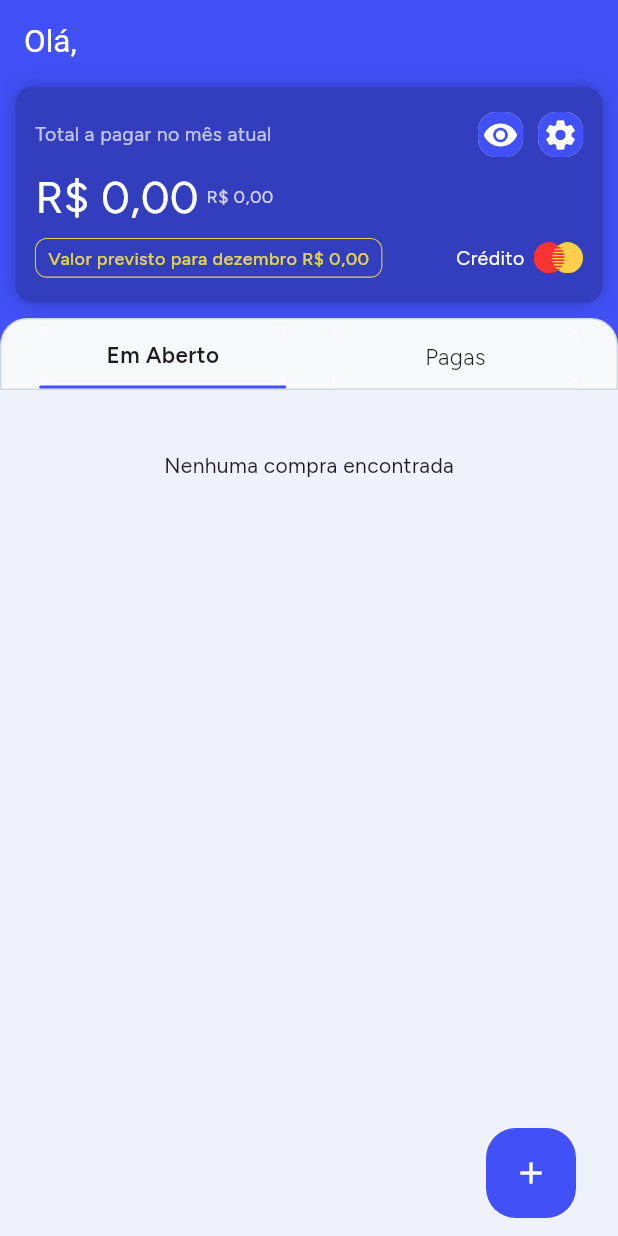
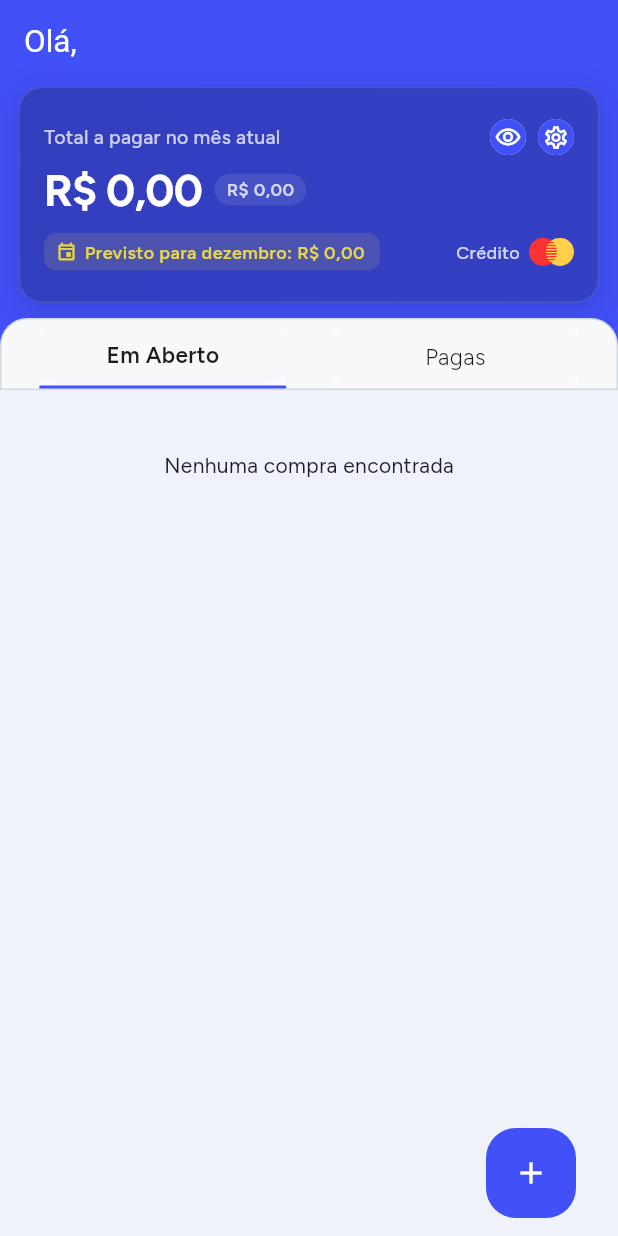
Before and after one commit to Vinnybrunn00/faturax-app, a Flutter app: the HomePage screen opened directly, on a phone screen of 412 x 824 dp. Run offline on Flutter 3.47's test engine with Material 3 defaults, Android fonts, the phone set to English and light mode, and no system bars; our stand-ins replace cloud_firestore, currency_text_input_formatter, firebase_auth, firebase_core, google_fonts, material_ui and 1 more; missing offline and left inert: iconsx_plus, shorebird_code_push; accounts and stored records are empty; generated files the repository leaves out were written again.

Commit message:
MOD: redesign BoxInfoBillings card layout and styling
- Increase horizontal padding from 13 to 16 and reduce width from .95 to .94
- Replace solid background with a diagonal LinearGradient of AppColor.backgroundPurpleColor
- Increase border radius from 12 to 16 and add a subtle white border
- Replace purple glow with a soft black drop shadow (blur 18, offset 0,6)
- Make "Total a pagar no mês atual" label semi-bold with letter spacing
- Toggle visibility icon between visibility_outlined and visibility_off_outlined based on state
- Use settings_outlined icon and set both header button icons to size 18
- Show hidden total as 'R$ ••••' and make it bold with tighter letter spacing
- Wrap month difference in a rounded pill badge and hide it entirely when values are hidden
- Merge forecast label and value into one line ("Previsto para ...") with event icon and ellipsis overflow
- Replace forecast yellow outline with a translucent yellow background and wrap it in Flexible
- Soften "Crédito" label (alpha 200, size 12, w500) and reduce Mastercard icon width from 33 to 30
- Adjust spacings between rows and elements

```diff
--- a/lib/ui/components/slivers/widgets/box_info_billings.dart
+++ b/lib/ui/components/slivers/widgets/box_info_billings.dart
@@ -41,15 +41,27 @@ class BoxInfoBillings extends StatelessWidget {
   Widget build(BuildContext context) {
     final Size size = MediaQuery.of(context).size;
     return Container(
-      padding: EdgeInsets.only(left: 13, right: 13),
+      padding: EdgeInsets.only(left: 16, right: 16),
       margin: EdgeInsets.only(bottom: 58),
       height: size.height * .175,
-      width: size.width * .95,
+      width: size.width * .94,
       decoration: BoxDecoration(
-        color: AppColor.backgroundPurpleColor,
-        borderRadius: BorderRadius.circular(12),
+        gradient: LinearGradient(
+          begin: Alignment.topLeft,
+          end: Alignment.bottomRight,
+          colors: [
+            AppColor.backgroundPurpleColor,
+            AppColor.backgroundPurpleColor.withAlpha(215),
+          ],
+        ),
+        borderRadius: BorderRadius.circular(16),
+        border: Border.all(color: AppColor.whiteColor.withAlpha(28)),
         boxShadow: [
-          BoxShadow(blurRadius: 9, color: AppColor.backgroundPurpleColor),
+          BoxShadow(
+            blurRadius: 18,
+            offset: Offset(0, 6),
+            color: Colors.black.withAlpha(35),
+          ),
         ],
       ),
       child:
@@ -73,22 +85,28 @@ class BoxInfoBillings extends StatelessWidget {
                       Text(
                         'Total a pagar no mês atual',
                         style: TextStyle(
-                          color: AppColor.whiteColor.withAlpha(180),
+                          color: AppColor.whiteColor.withAlpha(190),
                           fontSize: 13,
+                          fontWeight: .w500,
+                          letterSpacing: 0.2,
                         ),
                       ),
                       Row(
-                        spacing: 10,
+                        spacing: 8,
                         children: [
                           ButtonLowBoxInfo(
-                            icon: Icons.visibility,
+                            icon: userModel.notVisibility
+                                ? Icons.visibility_off_outlined
+                                : Icons.visibility_outlined,
                             iconColor: Colors.white,
+                            size: 18,
                             onTap: () => userModel.setVisibity(),
                           ),
 
                           ButtonLowBoxInfo(
-                            icon: Icons.settings,
+                            icon: Icons.settings_outlined,
                             iconColor: Colors.white,
+                            size: 18,
                             onTap: () async {
                               await _navigatorsApp.push(
                                 context,
@@ -100,83 +118,87 @@ class BoxInfoBillings extends StatelessWidget {
                       ),
                     ],
                   ),
-                  SizedBox(height: 5),
+                  SizedBox(height: 2),
                   Row(
-                    spacing: 5,
+                    spacing: 8,
+                    crossAxisAlignment: .center,
                     children: [
                       Text(
                         userModel.notVisibility
-                            ? '****'
+                            ? 'R\$ ••••'
                             : product.convertCentInReais(product.price),
                         style: TextStyle(
                           color: Colors.white,
                           fontSize: 30,
+                          fontWeight: .w700,
+                          letterSpacing: -0.5,
                           height: 1,
                         ),
                       ),
-                      Row(
+                      if (!userModel.notVisibility)
+                        Container(
+                          padding: EdgeInsets.fromLTRB(6, 2, 8, 2),
+                          decoration: BoxDecoration(
+                            color: AppColor.whiteColor.withAlpha(25),
+                            borderRadius: BorderRadius.circular(20),
+                          ),
+                          child: Row(
                             children: [
-                          if (!userModel.notVisibility)
                               setIcon(diference) != null
                                   ? Icon(
                                       setIcon(diference),
-                                    size: 17,
+                                      size: 15,
                                       color: setColor(diference),
                                     )
-                                : SizedBox.shrink(),
+                                  : SizedBox(width: 2),
                               Text(
-                            userModel.notVisibility
-                                ? '****'
-                                : product.convertCentInReais(
+                                product.convertCentInReais(
                                   afterMonth.price - product.price,
                                 ),
                                 style: TextStyle(
                                   fontSize: 12,
-                              color: userModel.notVisibility
-                                  ? Colors.grey
-                                  : setColor(diference),
+                                  fontWeight: .w600,
+                                  color: setColor(diference),
                                 ),
                               ),
                             ],
                           ),
+                        ),
                     ],
                   ),
-                  SizedBox(height: 7),
+                  SizedBox(height: 8),
                   Row(
                     mainAxisAlignment: .spaceBetween,
                     children: [
-                      Container(
-                        padding: EdgeInsets.fromLTRB(8, 4, 8, 4),
+                      Flexible(
+                        child: Container(
+                          padding: EdgeInsets.fromLTRB(8, 4, 10, 4),
                           decoration: BoxDecoration(
+                            color: AppColor.yellowColor220.withAlpha(30),
                             borderRadius: BorderRadius.circular(8),
-                          border: Border.all(
-                            color: AppColor.yellowColor220,
-                            width: .7,
-                          ),
                           ),
                           child: Row(
+                            mainAxisSize: .min,
+                            spacing: 5,
                             children: [
-                            Text(
-                              'Valor previsto para ${datePicker.dateTimeFormat(DateTime.now())} ',
+                              Icon(
+                                Icons.event_outlined,
+                                size: 14,
+                                color: AppColor.yellowColor220,
+                              ),
+                              Flexible(
+                                child: Text(
+                                  'Previsto para ${datePicker.dateTimeFormat(DateTime.now())}: ${userModel.notVisibility ? '••••' : product.convertCentInReais(afterMonth.price)}',
+                                  overflow: .ellipsis,
                                   style: TextStyle(
                                     color: AppColor.yellowColor220,
                                     fontSize: 12,
-                                fontWeight: .w500,
+                                    fontWeight: .w600,
                                   ),
-                            ),
-                            Text(
-                              userModel.notVisibility
-                                  ? '****'
-                                  : product.convertCentInReais(
-                                      afterMonth.price,
-                                    ),
-                              style: TextStyle(
-                                color: AppColor.yellowColor220,
-                                fontSize: 12,
-                                fontWeight: .w500,
                                 ),
                               ),
                             ],
+                          ),
                         ),
                       ),
                       Row(
@@ -185,11 +207,12 @@ class BoxInfoBillings extends StatelessWidget {
                           Text(
                             'Crédito',
                             style: TextStyle(
-                              color: AppColor.whiteColor,
-                              fontSize: 13,
+                              color: AppColor.whiteColor.withAlpha(200),
+                              fontSize: 12,
+                              fontWeight: .w500,
                             ),
                           ),
-                          Image.asset('assets/icons/mastercard.png', width: 33),
+                          Image.asset('assets/icons/mastercard.png', width: 30),
                         ],
                       ),
                     ],
```
Lines whose indentation alone changed are shown as unchanged.
